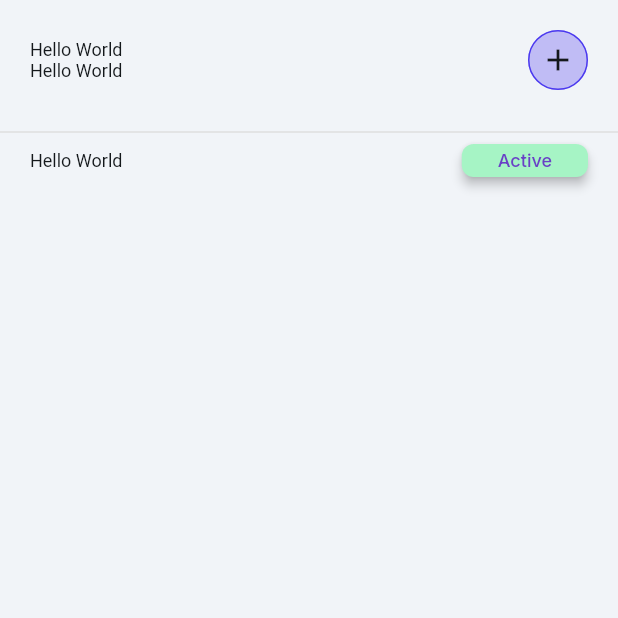
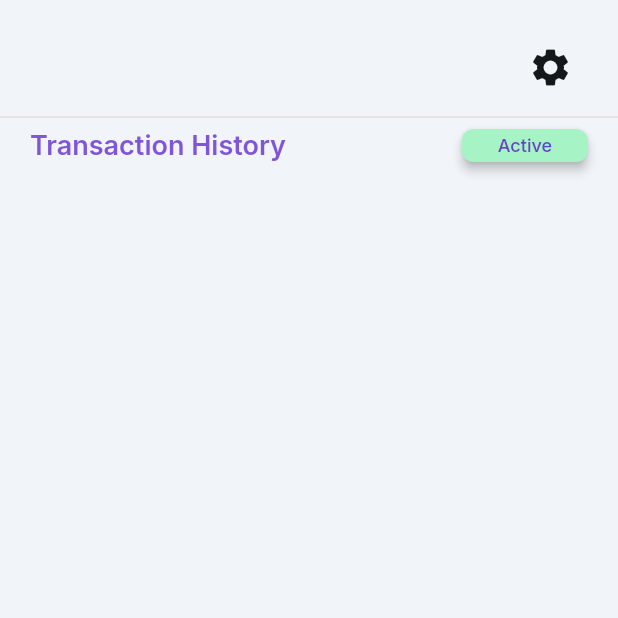
Before and after one commit to altventures/smsscreape, a Flutter app: the screen it shows once a user with an empty profile is signed in, on a phone screen of 412 x 824 dp, the top half of it. Run offline on Flutter 3.47's test engine with Material 2 defaults, Android fonts, the phone set to English and light mode, and no system bars; drawn by our look-alikes of auto_size_text; our stand-ins replace cloud_firestore, dropdown_button2, firebase_auth, firebase_core, font_awesome_flutter, from_css_color and 10 more; missing offline and left inert: flutter_sms_inbox, json_path; accounts and stored records are empty; Roboto replaces fonts that are missing (Readex Pro).

Commit message:
Updating to latest FlutterFlow output.

```diff
--- a/lib/home/home_widget.dart
+++ b/lib/home/home_widget.dart
@@ -49,34 +49,35 @@ class _HomeWidgetState extends State<HomeWidget> {
             crossAxisAlignment: CrossAxisAlignment.stretch,
             children: [
               Padding(
-                padding: EdgeInsetsDirectional.fromSTEB(20.0, 20.0, 20.0, 20.0),
+                padding: EdgeInsetsDirectional.fromSTEB(20.0, 20.0, 20.0, 0.0),
                 child: Row(
                   mainAxisSize: MainAxisSize.max,
                   mainAxisAlignment: MainAxisAlignment.spaceBetween,
                   children: [
                     Column(
                       mainAxisSize: MainAxisSize.max,
+                      crossAxisAlignment: CrossAxisAlignment.start,
                       children: [
-                        Text(
-                          'Hello World',
+                        AuthUserStreamWidget(
+                          builder: (context) => Text(
+                            currentUserDisplayName,
                             style: FlutterFlowTheme.of(context).bodyMedium,
                           ),
+                        ),
                         Text(
-                          'Hello World',
+                          currentUserEmail,
                           style: FlutterFlowTheme.of(context).bodyMedium,
                         ),
                       ],
                     ),
                     FlutterFlowIconButton(
-                      borderColor: FlutterFlowTheme.of(context).primary,
                       borderRadius: 20.0,
                       borderWidth: 1.0,
-                      buttonSize: 40.0,
-                      fillColor: FlutterFlowTheme.of(context).accent1,
+                      buttonSize: 50.0,
                       icon: Icon(
-                        Icons.add,
+                        Icons.settings,
                         color: FlutterFlowTheme.of(context).primaryText,
-                        size: 24.0,
+                        size: 30.0,
                       ),
                       onPressed: () {
                         print('IconButton pressed ...');
@@ -101,8 +102,15 @@ class _HomeWidgetState extends State<HomeWidget> {
                         mainAxisAlignment: MainAxisAlignment.spaceBetween,
                         children: [
                           Text(
-                            'Hello World',
-                            style: FlutterFlowTheme.of(context).bodyMedium,
+                            'Transaction History',
+                            style: FlutterFlowTheme.of(context)
+                                .bodyMedium
+                                .override(
+                                  fontFamily: 'Inter',
+                                  color: Color(0xFF7F56D9),
+                                  fontSize: 18.0,
+                                  fontWeight: FontWeight.w600,
+                                ),
                           ),
                           FFButtonWidget(
                             onPressed: () {
@@ -169,15 +177,21 @@ class _HomeWidgetState extends State<HomeWidget> {
                                 final listViewTransactionsRecord =
                                     listViewTransactionsRecordList[
                                         listViewIndex];
-                                return Row(
+                                return Padding(
+                                  padding: EdgeInsetsDirectional.fromSTEB(
+                                      0.0, 0.0, 0.0, 5.0),
+                                  child: Row(
                                     mainAxisSize: MainAxisSize.max,
                                     children: [
-                                    Container(
+                                      Padding(
+                                        padding: EdgeInsetsDirectional.fromSTEB(
+                                            0.0, 0.0, 5.0, 0.0),
+                                        child: Container(
                                           width: 23.0,
                                           height: 75.0,
                                           decoration: BoxDecoration(
-                                        color: FlutterFlowTheme.of(context)
-                                            .secondaryBackground,
+                                            color: Color(0xFF7B61FF),
+                                          ),
                                         ),
                                       ),
                                       Expanded(
@@ -195,21 +209,23 @@ class _HomeWidgetState extends State<HomeWidget> {
                                             children: [
                                               Padding(
                                                 padding: EdgeInsetsDirectional
-                                                  .fromSTEB(0.0, 0.0, 0.0, 2.0),
+                                                    .fromSTEB(
+                                                        0.0, 0.0, 0.0, 2.0),
                                                 child: Text(
                                                   'USD ${listViewTransactionsRecord.transacAmount.toString()}',
-                                                style:
-                                                    FlutterFlowTheme.of(context)
+                                                  style: FlutterFlowTheme.of(
+                                                          context)
                                                       .bodyMedium,
                                                 ),
                                               ),
                                               Padding(
                                                 padding: EdgeInsetsDirectional
-                                                  .fromSTEB(0.0, 0.0, 0.0, 2.0),
+                                                    .fromSTEB(
+                                                        0.0, 0.0, 0.0, 2.0),
                                                 child: Text(
                                                   '${listViewTransactionsRecord.transacDate?.toString()}',
-                                                style:
-                                                    FlutterFlowTheme.of(context)
+                                                  style: FlutterFlowTheme.of(
+                                                          context)
                                                       .bodyMedium,
                                                 ),
                                               ),
@@ -225,6 +241,7 @@ class _HomeWidgetState extends State<HomeWidget> {
                                         ),
                                       ),
                                     ],
+                                  ),
                                 );
                               },
                             );
--- a/lib/settings/settings_model.dart
+++ b/lib/settings/settings_model.dart
@@ -4,6 +4,7 @@ import '/flutter_flow/flutter_flow_theme.dart';
 import '/flutter_flow/flutter_flow_util.dart';
 import '/flutter_flow/form_field_controller.dart';
 import 'package:flutter/material.dart';
+import 'package:font_awesome_flutter/font_awesome_flutter.dart';
 import 'package:google_fonts/google_fonts.dart';
 import 'package:provider/provider.dart';
 
```
Also changed, not shown: lib/settings/settings_widget.dart (+61 -21 lines), 1 other file. Lines whose indentation alone changed are shown as unchanged.
